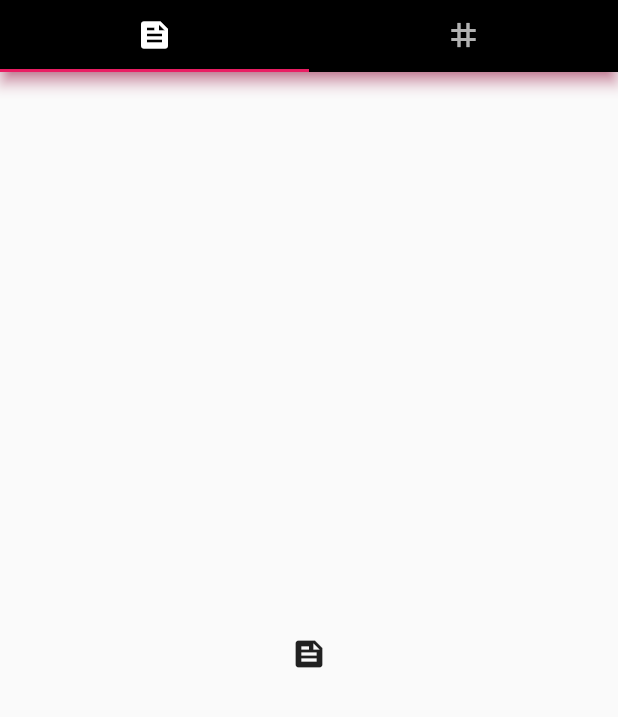
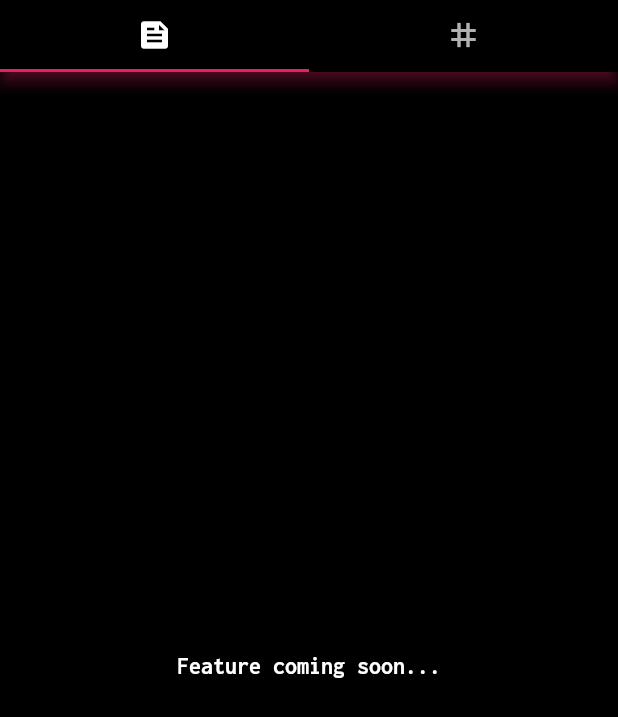
Before and after one commit to faye-u/web3chanel_flutter_app, a Flutter app: the ProfileTabController screen opened directly, on a phone screen of 412 x 824 dp. Shown: the top 717 px of the screen. Run offline on Flutter 3.47's test engine with Material 2 defaults, Android fonts, the light colour scheme and no system bars; our stand-ins replace anim_search_bar, file_picker, flutter_chat_types, flutter_chat_ui, google_fonts, image_picker and 3 more; missing offline and left inert: avatars, walletconnect_dart.

Commit message:
Add dummy blank page

```diff
--- a/lib/navigation/feed_tab_controller.dart
+++ b/lib/navigation/feed_tab_controller.dart
@@ -1,6 +1,7 @@
 import 'package:flutter/material.dart';
 import 'package:like_button/like_button.dart';
 
+import '../pages/not_yet_implement_page.dart';
 import '../views/post_scroll_view.dart';
 
 class FeedTabController extends StatefulWidget {
@@ -34,7 +35,7 @@ class _FeedTabControllerState extends State<FeedTabController> {
           body: const TabBarView(
             children: [
               PostScrollView(),
-              Text('Connect'),
+              NotImplementedPage(),
             ],
           ),
         ),
--- a/lib/navigation/profile_tab_controller.dart
+++ b/lib/navigation/profile_tab_controller.dart
@@ -1,4 +1,6 @@
 import 'package:flutter/material.dart';
+
+import '../pages/not_yet_implement_page.dart';
 
 class ProfileTabController extends StatefulWidget {
   const ProfileTabController({super.key});
@@ -30,8 +32,8 @@ class _ProfileTabControllerState extends State<ProfileTabController> {
           ),
           body: const TabBarView(
             children: [
-              Icon(Icons.feed),
-              Icon(Icons.tag),
+              NotImplementedPage(),
+              NotImplementedPage(),
             ],
           ),
         ),
--- a/lib/pages/login_page.dart
+++ b/lib/pages/login_page.dart
@@ -38,6 +38,7 @@ class _LoginPageState extends State<LoginPage> {
         });
         setState(() {
           _session = session;
+          print(_session);
         });
       } catch (exp) {
         print('Login with MetaMask failed due to: $exp');
@@ -115,7 +116,6 @@ class _LoginPageState extends State<LoginPage> {
                 const SizedBox(height: 16),
               ]
             ),
-
           // slide to login
             (_session != null) ?
             Container(
--- /dev/null
+++ b/lib/pages/not_yet_implement_page.dart
@@ -0,0 +1,32 @@
+import 'package:flutter/material.dart';
+import 'package:google_fonts/google_fonts.dart';
+import 'package:web3chanel_flutter_app/navigation/feed_tab_controller.dart';
+
+
+class NotImplementedPage extends StatefulWidget {
+  const NotImplementedPage({super.key});
+
+  @override
+  State<NotImplementedPage> createState() => _NotImplementedPageState();
+}
+
+class _NotImplementedPageState extends State<NotImplementedPage> {
+
+  @override
+  Widget build(BuildContext context) {
+    return Container(
+      color: Colors.black,
+      child: Column(
+        mainAxisAlignment: MainAxisAlignment.center,
+        crossAxisAlignment: CrossAxisAlignment.center,
+        children: [
+          const SizedBox(height: 16),
+          Text(
+            'Feature coming soon...',
+            style: GoogleFonts.inconsolata(fontWeight: FontWeight.bold, fontSize: 16, color: Colors.white),
+          ),
+        ]
+      )
+    );
+  }
+}
```
